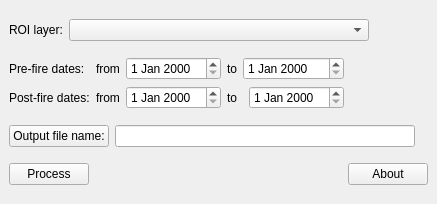
First picture: the form in forest_fire_severity_estimation_dockwidget_base.ui, repository UCLM-PAFyC/forest_fire_severity_estimation, before the edit.
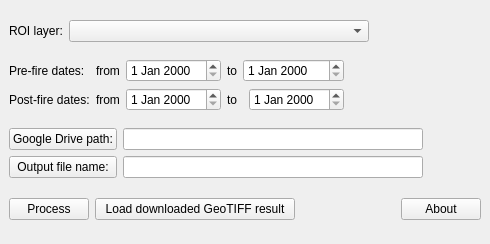
Second picture: the form after the edit. Custom widgets are drawn as their Qt base class.

```diff
--- a/forest_fire_severity_estimation_dockwidget_base.ui
+++ b/forest_fire_severity_estimation_dockwidget_base.ui
@@ -6,15 +6,15 @@
    <rect>
     <x>0</x>
     <y>0</y>
-    <width>437</width>
-    <height>204</height>
+    <width>490</width>
+    <height>244</height>
    </rect>
   </property>
   <property name="windowTitle">
    <string>Forest fire severity estimation using DNBR from Sentinel-2 and Earth Engine</string>
   </property>
   <widget class="QWidget" name="dockWidgetContents">
-   <layout class="QGridLayout" name="gridLayout_2">
+   <layout class="QGridLayout" name="gridLayout_3">
     <item row="0" column="0">
      <layout class="QHBoxLayout" name="horizontalLayout">
       <item>
@@ -140,8 +140,53 @@
      </layout>
     </item>
     <item row="2" column="0">
-     <layout class="QHBoxLayout" name="horizontalLayout_2">
-      <item>
+     <layout class="QGridLayout" name="gridLayout_2">
+      <item row="0" column="0">
+       <widget class="QPushButton" name="googleDrivePathPushButton">
+        <property name="maximumSize">
+         <size>
+          <width>110</width>
+          <height>16777215</height>
+         </size>
+        </property>
+        <property name="text">
+         <string>Google Drive path:</string>
+        </property>
+       </widget>
+      </item>
+      <item row="0" column="1">
+       <widget class="QLineEdit" name="googleDrivePathLineEdit">
+        <property name="minimumSize">
+         <size>
+          <width>300</width>
+          <height>0</height>
+         </size>
+        </property>
+        <property name="maximumSize">
+         <size>
+          <width>400</width>
+          <height>16777215</height>
+         </size>
+        </property>
+        <property name="readOnly">
+         <bool>true</bool>
+        </property>
+       </widget>
+      </item>
+      <item row="0" column="2">
+       <spacer name="horizontalSpacer_6">
+        <property name="orientation">
+         <enum>Qt::Horizontal</enum>
+        </property>
+        <property name="sizeHint" stdset="0">
+         <size>
+          <width>40</width>
+          <height>20</height>
+         </size>
+        </property>
+       </spacer>
+      </item>
+      <item row="1" column="0">
        <widget class="QPushButton" name="outputFileNamePushButton">
         <property name="maximumSize">
          <size>
@@ -154,7 +199,7 @@
         </property>
        </widget>
       </item>
-      <item>
+      <item row="1" column="1">
        <widget class="QLineEdit" name="outputFileNameLineEdit">
         <property name="minimumSize">
          <size>
@@ -173,7 +218,7 @@
         </property>
        </widget>
       </item>
-      <item>
+      <item row="1" column="2">
        <spacer name="horizontalSpacer_5">
         <property name="orientation">
          <enum>Qt::Horizontal</enum>
@@ -189,7 +234,7 @@
      </layout>
     </item>
     <item row="3" column="0">
-     <layout class="QHBoxLayout" name="horizontalLayout_3">
+     <layout class="QHBoxLayout" name="horizontalLayout_2">
       <item>
        <widget class="QPushButton" name="processPushButton">
         <property name="minimumSize">
@@ -209,6 +254,25 @@
         </property>
        </widget>
       </item>
+      <item>
+       <widget class="QPushButton" name="loadResultPushButton">
+        <property name="minimumSize">
+         <size>
+          <width>200</width>
+          <height>0</height>
+         </size>
+        </property>
+        <property name="maximumSize">
+         <size>
+          <width>200</width>
+          <height>16777215</height>
+         </size>
+        </property>
+        <property name="text">
+         <string>Load downloaded GeoTIFF result</string>
+        </property>
+       </widget>
+      </item>
       <item>
        <spacer name="horizontalSpacer_3">
         <property name="orientation">
@@ -216,8 +280,8 @@
         </property>
         <property name="sizeHint" stdset="0">
          <size>
-          <width>318</width>
-          <height>20</height>
+          <width>68</width>
+          <height>29</height>
          </size>
         </property>
        </spacer>
```
